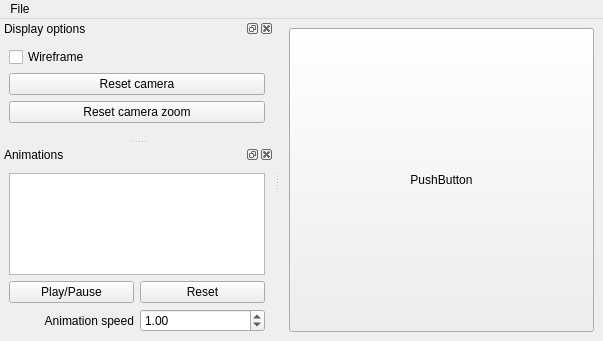
mapret/modelviewer, file ui/mainwindow.ui: the form before one commit.
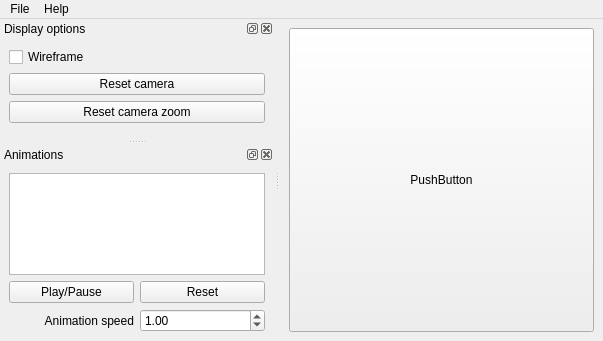
The form after the commit.

Commit message: Added licenses dialog

What changed in the file:
```diff
--- a/ui/mainwindow.ui
+++ b/ui/mainwindow.ui
@@ -149,7 +149,14 @@
     <addaction name="separator"/>
     <addaction name="act_exit"/>
    </widget>
+   <widget class="QMenu" name="menuHelp">
+    <property name="title">
+     <string>Help</string>
+    </property>
+    <addaction name="act_licenses"/>
+   </widget>
    <addaction name="menuFile"/>
+   <addaction name="menuHelp"/>
   </widget>
   <action name="act_open">
    <property name="text">
```
Left out of the diff: 5 changed lines with no effect on the pictures. The commit also changes 7 other files.
